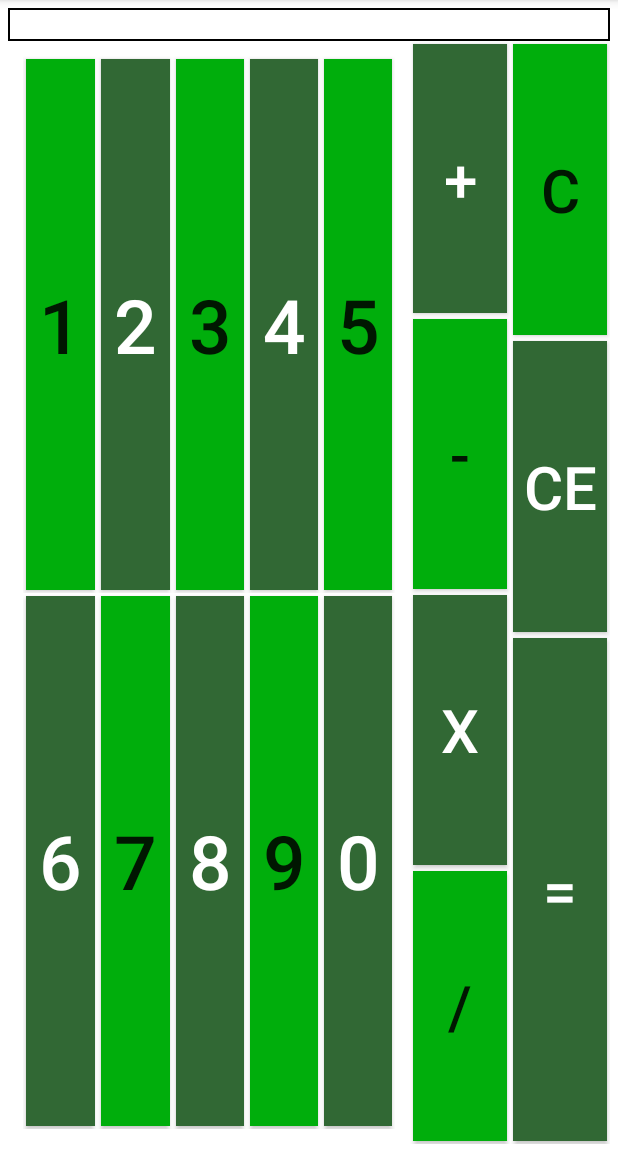
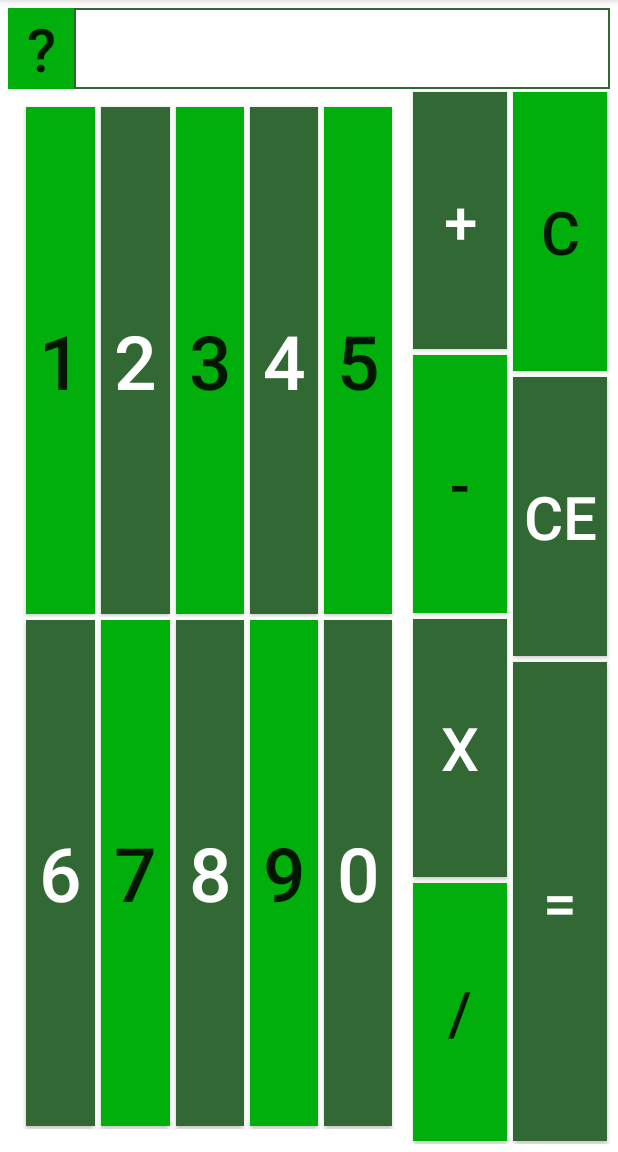
Before and after one commit to Grupo24/Faladora2, an Android app: the layout activity_main.xml on its own in the app's theme, with its tools: preview values and no code run, on a phone screen of 412 x 824 dp, the part 84-1236 px from its top. Run offline under Robolectric (Android 15) with nearby library versions, the light colour scheme and no system bars.

Commit message:
v2.3
Limpeza de Codigo. Comentario. Padronização.

```diff
--- a/app/build.gradle
+++ b/app/build.gradle
@@ -24,4 +24,5 @@ dependencies {
     testImplementation 'junit:junit:4.12'
     androidTestImplementation 'com.android.support.test:runner:1.0.1'
     androidTestImplementation 'com.android.support.test.espresso:espresso-core:3.0.1'
+    implementation 'com.android.support:appcompat-v7:27.0.2'
 }
--- a/app/src/main/java/com/gps1718/g24/faladora/ResultActivity.java
+++ b/app/src/main/java/com/gps1718/g24/faladora/ResultActivity.java
@@ -3,7 +3,8 @@ package com.gps1718.g24.faladora;
         import android.app.Activity;
         import android.os.Bundle;
         import android.view.View;
-        import android.widget.Button;
+        import android.view.Window;
+        import android.view.WindowManager;
         import android.widget.TextView;
 
 public class ResultActivity extends Activity {
@@ -11,6 +12,8 @@ public class ResultActivity extends Activity {
     @Override
     protected void onCreate(Bundle savedInstanceState) {
         super.onCreate(savedInstanceState);
+        this.requestWindowFeature(Window.FEATURE_NO_TITLE);
+        this.getWindow().setFlags(WindowManager.LayoutParams.FLAG_FULLSCREEN, WindowManager.LayoutParams.FLAG_FULLSCREEN);
         setContentView(R.layout.activity_result);
 
         TextView tv = (TextView) findViewById(R.id.textView2);
--- a/app/src/main/res/layout/activity_main.xml
+++ b/app/src/main/res/layout/activity_main.xml
@@ -1,4 +1,6 @@
 <?xml version="1.0" encoding="utf-8"?>
+
+
 <LinearLayout xmlns:android="http://schemas.android.com/apk/res/android"
 xmlns:app="http://schemas.android.com/apk/res-auto"
 xmlns:tools="http://schemas.android.com/tools"
@@ -13,18 +15,29 @@
         android:id="@+id/LayoutVisor"
         android:layout_width="match_parent"
         android:layout_height="wrap_content"
-        android:background="#000000"
+        android:background="#316834"
         android:orientation="horizontal">
+
+        <Button
+            android:id="@+id/butaoTut"
+            android:layout_width="wrap_content"
+            android:layout_height="wrap_content"
+            android:layout_weight="1"
+            android:background="#00AE0C"
+            android:text="?"
+            android:textSize="40sp" />
 
         <TextView
             android:id="@+id/textoVisor"
-            android:layout_width="wrap_content"
-            android:layout_height="wrap_content"
+            android:layout_width="match_parent"
+            android:layout_height="match_parent"
             android:layout_marginHorizontal="1dp"
             android:layout_marginVertical="1dp"
             android:layout_weight="1"
             android:background="#FFFFFF"
-            android:gravity="end" />
+            android:gravity="end"
+            android:textSize="40sp" />
+
     </LinearLayout>
 
 <LinearLayout
@@ -295,4 +308,5 @@
         </LinearLayout>
     </LinearLayout>
 </LinearLayout>
+
 </LinearLayout>
--- a/app/src/main/res/values/strings.xml
+++ b/app/src/main/res/values/strings.xml
@@ -1,3 +1,9 @@
 <resources>
     <string name="app_name">Faladora</string>
+
+    <string-array name="tutorial">
+        <item>"?"</item>
+        <item>Selecionou a opção tutorial: As teclas com números estão dispostos</item>
+            <item>na parte esquerda do ecrã e as operações na parte direita. Os números pares são os botões mais escuros com números brancos e os números ímpares são os botões mais claros com números pretos. As operações que pode realizar são as seguintes por esta ordem, de cima para baixo: Soma, Subtração, Multiplicação e Divisão. Quando pretender finalizar a operação carregue no botão igual no canto inferior direito, que vai abrir uma janela a mostrar o resultado do seu cálculo. Os números e sinais que escrever antes de pressionar o botão “=”  vão aparecer no display no canto superior direito da aplicação</item>
+    </string-array>
 </resources>
```
Also changed, not shown: app/src/main/java/com/gps1718/g24/faladora/MainActivity.java (+90 -33 lines). Lines whose indentation alone changed are shown as unchanged.
